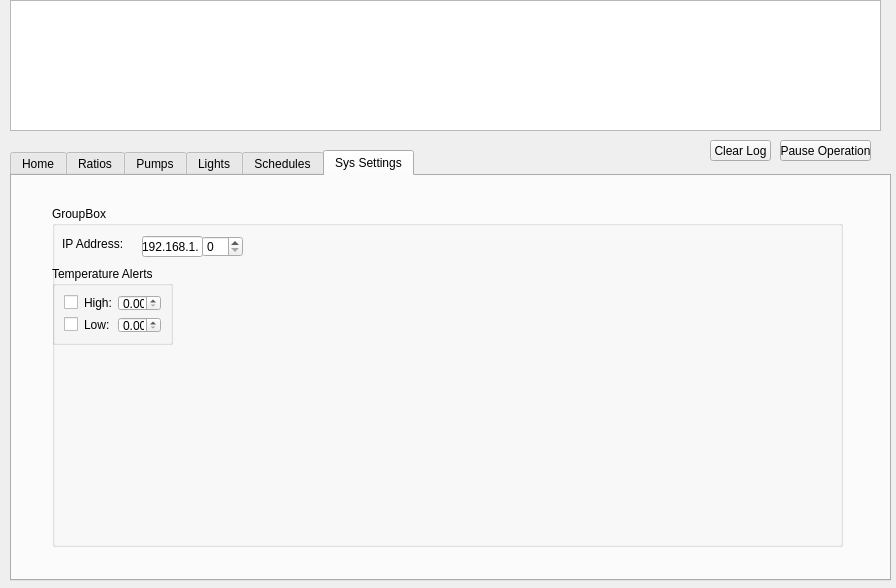
Above: Client/form.ui from trippyt/QTAquarium before the change. Below: the same form after it.
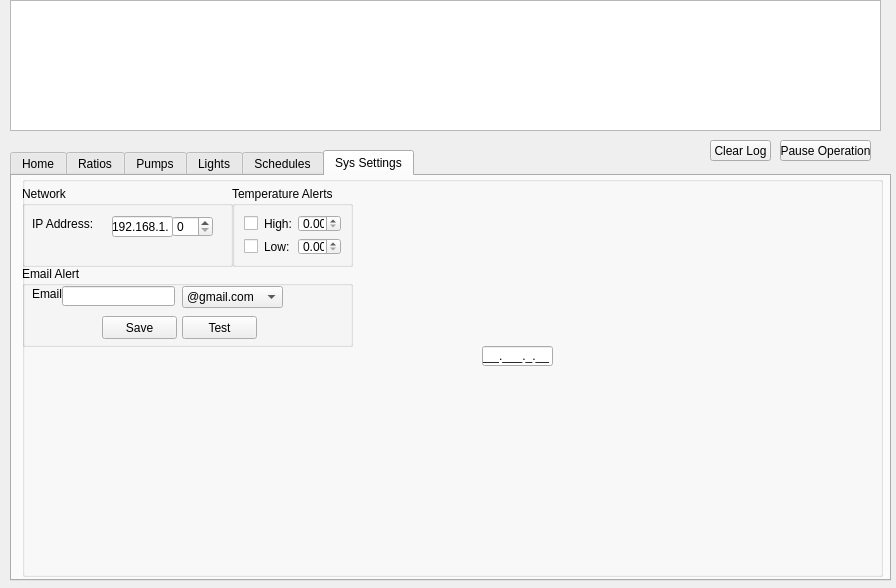
That is the form after the change.

Commit message: working temperature alerts

Patch:
```diff
--- a/Client/form.ui
+++ b/Client/form.ui
@@ -1810,61 +1810,22 @@
     <widget class="QGroupBox" name="groupBox_8">
      <property name="geometry">
       <rect>
-       <x>40</x>
-       <y>30</y>
-       <width>791</width>
-       <height>341</height>
+       <x>10</x>
+       <y>0</y>
+       <width>861</width>
+       <height>401</height>
       </rect>
      </property>
      <property name="title">
-      <string>GroupBox</string>
+      <string/>
      </property>
-     <widget class="QLineEdit" name="ip_lineEdit">
-      <property name="geometry">
-       <rect>
-        <x>90</x>
-        <y>30</y>
-        <width>61</width>
-        <height>21</height>
-       </rect>
-      </property>
-      <property name="text">
-       <string>192.168.1.</string>
-      </property>
-     </widget>
-     <widget class="QSpinBox" name="ip_spinBox">
-      <property name="geometry">
-       <rect>
-        <x>150</x>
-        <y>30</y>
-        <width>41</width>
-        <height>21</height>
-       </rect>
-      </property>
-      <property name="frame">
-       <bool>true</bool>
-      </property>
-     </widget>
-     <widget class="QLabel" name="ip_label">
-      <property name="geometry">
-       <rect>
-        <x>10</x>
-        <y>30</y>
-        <width>61</width>
-        <height>16</height>
-       </rect>
-      </property>
-      <property name="text">
-       <string>IP Address:</string>
-      </property>
-     </widget>
      <widget class="QGroupBox" name="temperature_alert_groupBox">
       <property name="geometry">
        <rect>
-        <x>0</x>
-        <y>60</y>
+        <x>210</x>
+        <y>10</y>
         <width>121</width>
-        <height>79</height>
+        <height>81</height>
        </rect>
       </property>
       <property name="title">
@@ -1913,6 +1874,161 @@
        </item>
       </layout>
      </widget>
+     <widget class="QGroupBox" name="groupBox_9">
+      <property name="geometry">
+       <rect>
+        <x>0</x>
+        <y>90</y>
+        <width>331</width>
+        <height>81</height>
+       </rect>
+      </property>
+      <property name="title">
+       <string>Email Alert</string>
+      </property>
+      <widget class="QLabel" name="label_17">
+       <property name="geometry">
+        <rect>
+         <x>10</x>
+         <y>20</y>
+         <width>47</width>
+         <height>16</height>
+        </rect>
+       </property>
+       <property name="text">
+        <string>Email:</string>
+       </property>
+      </widget>
+      <widget class="QLineEdit" name="email_lineEdit">
+       <property name="geometry">
+        <rect>
+         <x>40</x>
+         <y>20</y>
+         <width>113</width>
+         <height>20</height>
+        </rect>
+       </property>
+      </widget>
+      <widget class="QComboBox" name="sys_setting_atemail_comboBox">
+       <property name="geometry">
+        <rect>
+         <x>160</x>
+         <y>20</y>
+         <width>101</width>
+         <height>22</height>
+        </rect>
+       </property>
+       <item>
+        <property name="text">
+         <string>@gmail.com</string>
+        </property>
+       </item>
+       <item>
+        <property name="text">
+         <string>@yahoo.com</string>
+        </property>
+       </item>
+       <item>
+        <property name="text">
+         <string>@outlook.com</string>
+        </property>
+       </item>
+      </widget>
+      <widget class="QPushButton" name="sys_setting_save_pushButton">
+       <property name="geometry">
+        <rect>
+         <x>80</x>
+         <y>50</y>
+         <width>75</width>
+         <height>23</height>
+        </rect>
+       </property>
+       <property name="text">
+        <string>Save</string>
+       </property>
+      </widget>
+      <widget class="QPushButton" name="sys_setting_test_pushButton">
+       <property name="geometry">
+        <rect>
+         <x>160</x>
+         <y>50</y>
+         <width>75</width>
+         <height>23</height>
+        </rect>
+       </property>
+       <property name="text">
+        <string>Test</string>
+       </property>
+      </widget>
+     </widget>
+     <widget class="QGroupBox" name="groupBox_10">
+      <property name="geometry">
+       <rect>
+        <x>0</x>
+        <y>10</y>
+        <width>211</width>
+        <height>81</height>
+       </rect>
+      </property>
+      <property name="title">
+       <string>Network</string>
+      </property>
+      <widget class="QLabel" name="ip_label">
+       <property name="geometry">
+        <rect>
+         <x>10</x>
+         <y>30</y>
+         <width>61</width>
+         <height>16</height>
+        </rect>
+       </property>
+       <property name="text">
+        <string>IP Address:</string>
+       </property>
+      </widget>
+      <widget class="QLineEdit" name="ip_lineEdit">
+       <property name="geometry">
+        <rect>
+         <x>90</x>
+         <y>30</y>
+         <width>61</width>
+         <height>21</height>
+        </rect>
+       </property>
+       <property name="text">
+        <string>192.168.1.</string>
+       </property>
+      </widget>
+      <widget class="QSpinBox" name="ip_spinBox">
+       <property name="geometry">
+        <rect>
+         <x>150</x>
+         <y>30</y>
+         <width>41</width>
+         <height>21</height>
+        </rect>
+       </property>
+       <property name="frame">
+        <bool>true</bool>
+       </property>
+      </widget>
+     </widget>
+     <widget class="QLineEdit" name="lineEdit_4">
+      <property name="geometry">
+       <rect>
+        <x>460</x>
+        <y>170</y>
+        <width>71</width>
+        <height>20</height>
+       </rect>
+      </property>
+      <property name="inputMask">
+       <string>000.000.0.00;_</string>
+      </property>
+      <property name="text">
+       <string>...</string>
+      </property>
+     </widget>
     </widget>
    </widget>
   </widget>
```
The commit also changes 1 other file.
